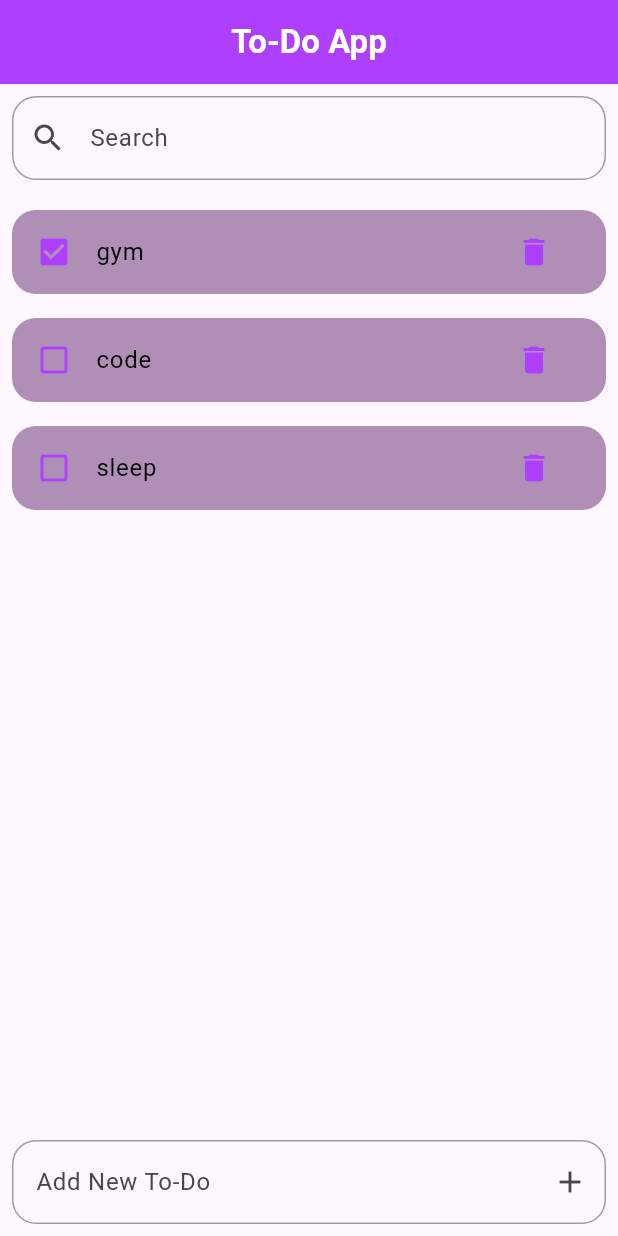
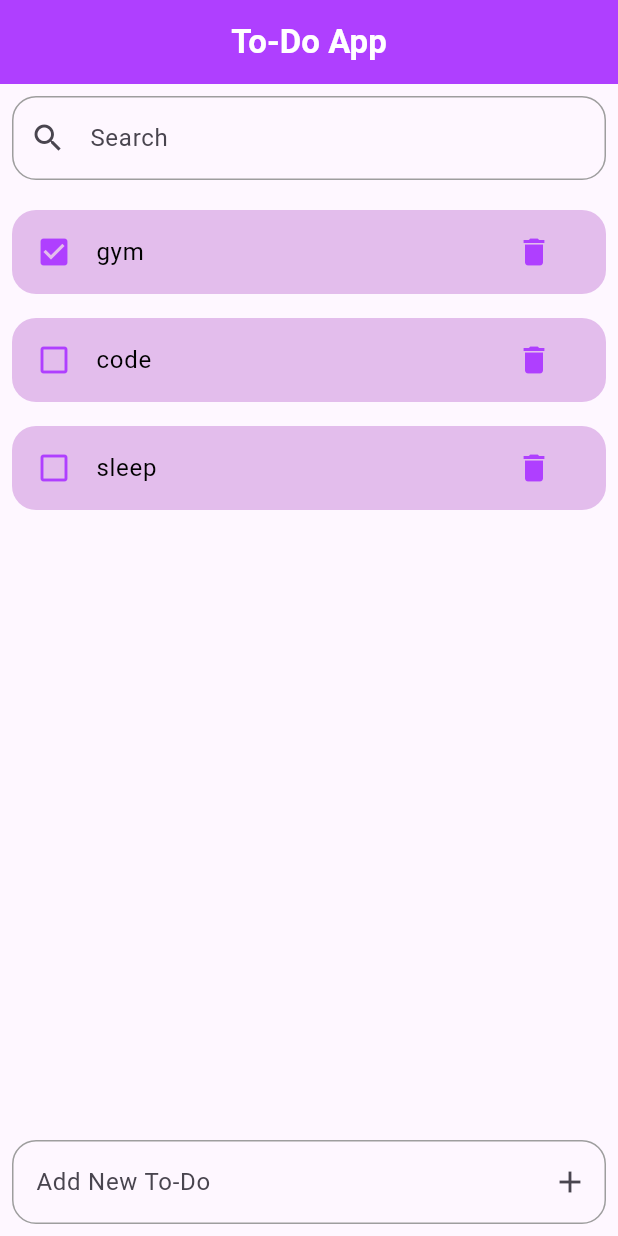
Before and after one commit to Rizz-33/To-Do-App, a Flutter app: the screen it shows after launch, on a phone screen of 412 x 824 dp. Run offline on Flutter 3.47's test engine with Material 3 defaults, Android fonts, the phone set to English and light mode, and no system bars.

Commit message:
feat: checkbox

```diff
--- a/lib/screen/home.dart
+++ b/lib/screen/home.dart
@@ -39,7 +39,15 @@ class _HomePageState extends State<HomePage> {
       child: ListView(
         children: [
           for(Todo todo in todos)
-          TodoCard(title: todo.title, isDone: todo.isDone,),
+          TodoCard(
+            title: todo.title,
+            isDone: todo.isDone,
+            todoClick: (){
+              setState(() {
+                todo.isDone = !todo.isDone;
+              });
+            },
+          ),
         ],
       ),
     );
--- a/lib/widgets/todoCard.dart
+++ b/lib/widgets/todoCard.dart
@@ -4,8 +4,9 @@ import 'package:todoapp/main.dart';
 class TodoCard extends StatefulWidget {
   final String title;
   final bool isDone;
+  final Function todoClick;
 
-  const TodoCard({super.key, required  this.title, required this.isDone});
+  const TodoCard({super.key, required  this.title, required this.isDone, required this.todoClick});
 
   @override
   State<TodoCard> createState() => _TodoCardState();
@@ -17,10 +18,11 @@ class _TodoCardState extends State<TodoCard> {
     return Container(
       margin: EdgeInsets.only(bottom: 16),
       decoration: BoxDecoration(
-        color: Color.fromARGB(255, 175, 143, 182),
+        color: Color.fromARGB(255, 227, 189, 236),
         borderRadius: BorderRadius.circular(16),
       ),
       child: ListTile(
+        onTap: () => widget.todoClick(),
         title: Text(widget.title, style: TextStyle(color: Colors.black,),),
         leading: widget.isDone
           ? Icon(Icons.check_box, color: primaryColor,)
```
